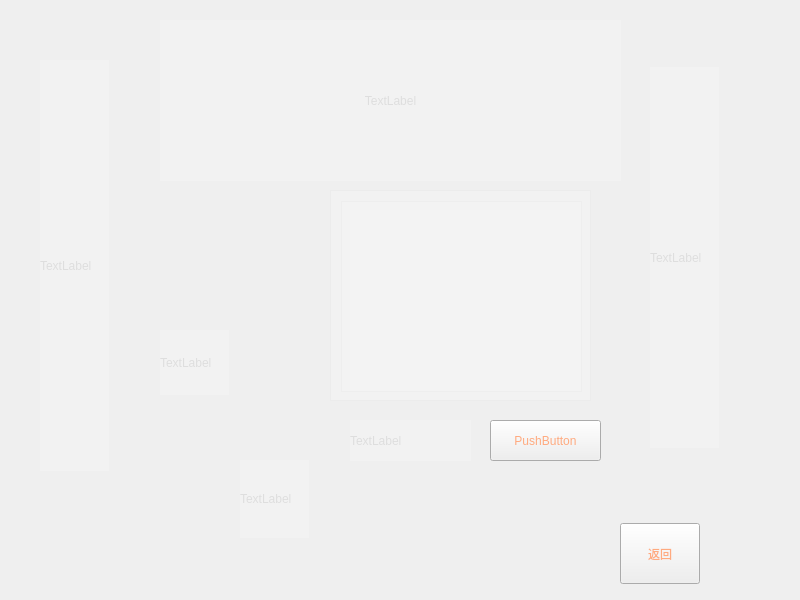
First picture: the form in HumanResourceMachine/widget.ui, repository leverimmy/Human-Resource-Machine, before the edit.
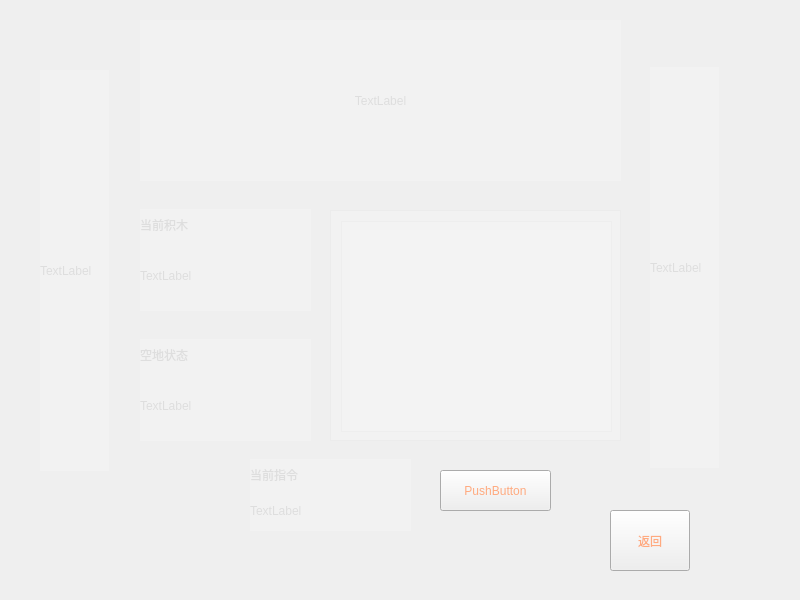
Second picture: the form after the edit. The open tabs and pages were chosen to show the change. Icons and pictures are not drawn.

Commit message: chore: fixed bugs: float argument

```diff
--- a/HumanResourceMachine/widget.ui
+++ b/HumanResourceMachine/widget.ui
@@ -401,10 +401,10 @@
     <widget class="QLabel" name="robotLabel">
      <property name="geometry">
       <rect>
-       <x>160</x>
-       <y>330</y>
-       <width>69</width>
-       <height>65</height>
+       <x>140</x>
+       <y>240</y>
+       <width>171</width>
+       <height>71</height>
       </rect>
      </property>
      <property name="text">
@@ -414,9 +414,9 @@
     <widget class="QLabel" name="announcementLabel">
      <property name="geometry">
       <rect>
-       <x>160</x>
+       <x>140</x>
        <y>20</y>
-       <width>461</width>
+       <width>481</width>
        <height>161</height>
       </rect>
      </property>
@@ -434,9 +434,9 @@
      <property name="geometry">
       <rect>
        <x>330</x>
-       <y>190</y>
-       <width>261</width>
-       <height>211</height>
+       <y>210</y>
+       <width>291</width>
+       <height>231</height>
       </rect>
      </property>
      <property name="widgetResizable">
@@ -447,8 +447,8 @@
        <rect>
         <x>0</x>
         <y>0</y>
-        <width>259</width>
-        <height>209</height>
+        <width>289</width>
+        <height>229</height>
        </rect>
       </property>
       <widget class="QTextEdit" name="cmdTextEdit">
@@ -456,8 +456,8 @@
         <rect>
          <x>10</x>
          <y>10</y>
-         <width>241</width>
-         <height>191</height>
+         <width>271</width>
+         <height>211</height>
         </rect>
        </property>
       </widget>
@@ -466,8 +466,8 @@
     <widget class="QPushButton" name="confirmNextStepButton">
      <property name="geometry">
       <rect>
-       <x>490</x>
-       <y>420</y>
+       <x>440</x>
+       <y>470</y>
        <width>111</width>
        <height>41</height>
       </rect>
@@ -479,8 +479,8 @@
     <widget class="QPushButton" name="backButton3">
      <property name="geometry">
       <rect>
-       <x>620</x>
-       <y>523</y>
+       <x>610</x>
+       <y>510</y>
        <width>80</width>
        <height>61</height>
       </rect>
@@ -492,9 +492,9 @@
     <widget class="QLabel" name="currentStepLabel">
      <property name="geometry">
       <rect>
-       <x>350</x>
-       <y>420</y>
-       <width>121</width>
+       <x>250</x>
+       <y>490</y>
+       <width>161</width>
        <height>41</height>
       </rect>
      </property>
@@ -506,9 +506,9 @@
      <property name="geometry">
       <rect>
        <x>40</x>
-       <y>60</y>
+       <y>70</y>
        <width>69</width>
-       <height>411</height>
+       <height>401</height>
       </rect>
      </property>
      <property name="text">
@@ -521,7 +521,7 @@
        <x>650</x>
        <y>67</y>
        <width>69</width>
-       <height>381</height>
+       <height>401</height>
       </rect>
      </property>
      <property name="text">
@@ -531,16 +531,58 @@
     <widget class="QLabel" name="vacantTextLabel">
      <property name="geometry">
       <rect>
-       <x>240</x>
-       <y>460</y>
-       <width>69</width>
-       <height>78</height>
+       <x>140</x>
+       <y>370</y>
+       <width>171</width>
+       <height>71</height>
       </rect>
      </property>
      <property name="text">
       <string>TextLabel</string>
      </property>
     </widget>
+    <widget class="QLabel" name="vacantStatusLabel">
+     <property name="enabled">
+      <bool>true</bool>
+     </property>
+     <property name="geometry">
+      <rect>
+       <x>140</x>
+       <y>339</y>
+       <width>171</width>
+       <height>31</height>
+      </rect>
+     </property>
+     <property name="text">
+      <string>空地状态</string>
+     </property>
+    </widget>
+    <widget class="QLabel" name="currentCommandLabel">
+     <property name="geometry">
+      <rect>
+       <x>250</x>
+       <y>459</y>
+       <width>161</width>
+       <height>31</height>
+      </rect>
+     </property>
+     <property name="text">
+      <string>当前指令</string>
+     </property>
+    </widget>
+    <widget class="QLabel" name="currentBlockLabel">
+     <property name="geometry">
+      <rect>
+       <x>140</x>
+       <y>209</y>
+       <width>171</width>
+       <height>31</height>
+      </rect>
+     </property>
+     <property name="text">
+      <string>当前积木</string>
+     </property>
+    </widget>
    </widget>
   </widget>
  </widget>
```
The commit also changes 1 other file.
